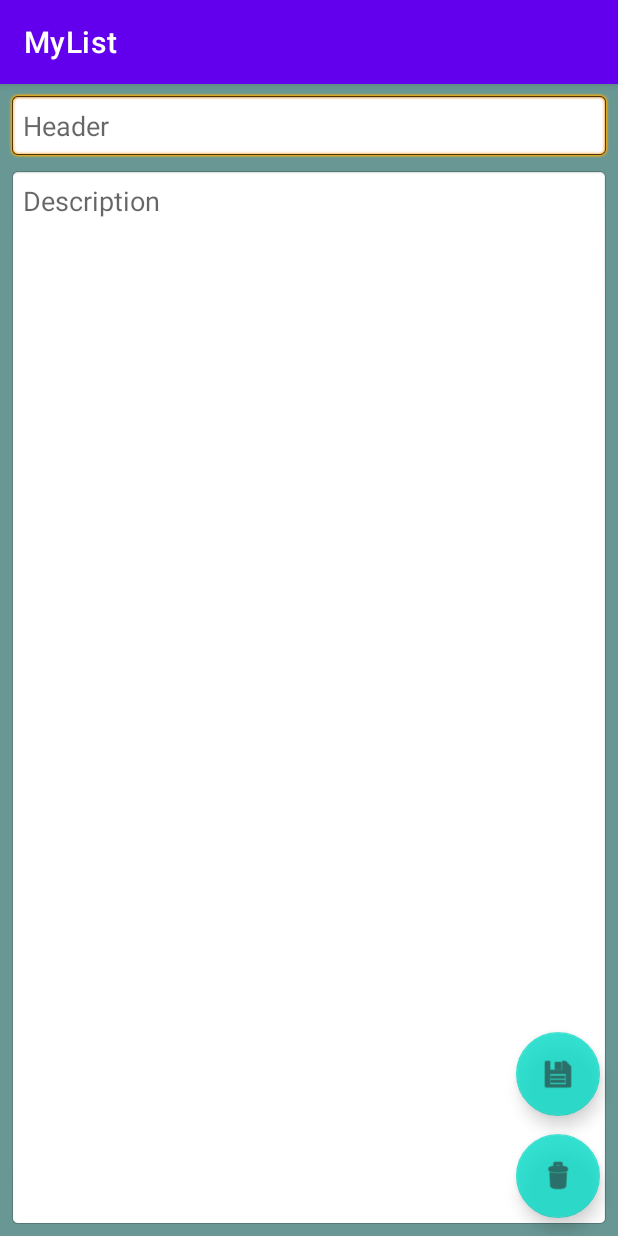
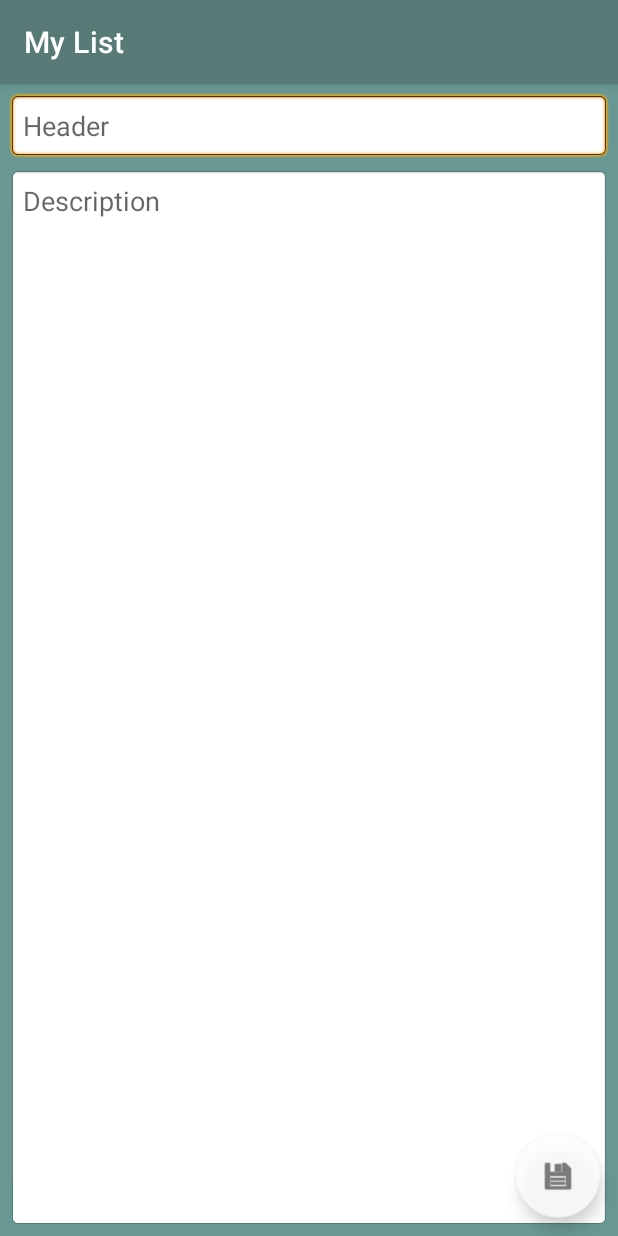
Before and after one commit to skotina-kot/MyList, an Android app: the EditActivity screen opened directly, with no data from a screen before it, on a phone screen of 412 x 824 dp. Run offline under Robolectric (Android 15) with nearby library versions, the phone set to English and light mode, and no system bars.

Commit message:
git commit

```diff
--- a/app/src/main/res/layout/activity_edit.xml
+++ b/app/src/main/res/layout/activity_edit.xml
@@ -46,25 +46,16 @@
         android:id="@+id/fb_save"
         android:layout_width="wrap_content"
         android:layout_height="wrap_content"
+        android:layout_marginEnd="12sp"
+        android:layout_marginBottom="12sp"
+        android:alpha="0.8"
         android:clickable="true"
-        android:layout_marginBottom="12sp"
-        app:layout_constraintBottom_toTopOf="@+id/fb_delete"
-        app:layout_constraintEnd_toEndOf="@+id/fb_delete"
-        app:srcCompat="@android:drawable/ic_menu_save"
-        android:alpha="0.8"
-        android:onClick="save"/>
-
-    <com.google.android.material.floatingactionbutton.FloatingActionButton
-        android:id="@+id/fb_delete"
-        android:layout_width="wrap_content"
-        android:layout_height="wrap_content"
-        android:clickable="true"
-        android:layout_marginBottom="12sp"
-        android:layout_marginEnd="12sp"
+        android:onClick="save"
+        app:backgroundTint="?android:attr/fastScrollTextColor"
         app:layout_constraintBottom_toBottomOf="parent"
         app:layout_constraintEnd_toEndOf="parent"
-        app:srcCompat="@android:drawable/ic_menu_delete"
-        android:alpha="0.8"
-        android:onClick="delete"/>
+        app:rippleColor="@color/white"
+        app:srcCompat="@android:drawable/ic_menu_save" />
+
 
 </androidx.constraintlayout.widget.ConstraintLayout>
--- a/app/src/main/res/values/colors.xml
+++ b/app/src/main/res/values/colors.xml
@@ -9,4 +9,7 @@
     <color name="white">#FFFFFFFF</color>
     <color name="back">#699894</color>
     <color name="dark_back">#003549</color>
+    <color name="hex">#00FFFFFF</color>
+    <color name="back2">#8DC7C2</color>
+    <color name="bar">#587A77</color>
 </resources>
--- a/app/src/main/res/values/strings.xml
+++ b/app/src/main/res/values/strings.xml
@@ -1,5 +1,6 @@
 <resources>
-    <string name="app_name">MyList</string>
+    <string name="app_name">My List</string>
     <string name="header">Header</string>
     <string name="description">Description</string>
+    <string name="my_list">MY LIST</string>
 </resources>
--- a/app/src/main/res/values/themes.xml
+++ b/app/src/main/res/values/themes.xml
@@ -2,8 +2,22 @@
     <!-- Base application theme. -->
     <style name="Theme.MyList" parent="Theme.MaterialComponents.DayNight.DarkActionBar">
         <!-- Primary brand color. -->
-        <item name="colorPrimary">@color/purple_500</item>
-        <item name="colorPrimaryVariant">@color/purple_700</item>
+        <item name="colorPrimary">@color/bar</item>
+        <item name="colorPrimaryVariant">@color/bar</item>
+        <item name="colorOnPrimary">@color/white</item>
+        <!-- Secondary brand color. -->
+        <item name="colorSecondary">@color/teal_200</item>
+        <item name="colorSecondaryVariant">@color/teal_700</item>
+        <item name="colorOnSecondary">@color/black</item>
+        <!-- Status bar color. -->
+        <item name="android:statusBarColor" tools:targetApi="l">?attr/colorPrimaryVariant</item>
+        <!-- Customize your theme here. -->
+    </style>
+    <style name="Theme.MyList.Splash" parent="Theme.MaterialComponents.DayNight.NoActionBar">
+        <!-- Primary brand color. -->
+        <item name="android:windowFullscreen">true</item>
+        <item name="colorPrimary">@color/bar</item>
+        <item name="colorPrimaryVariant">@color/bar</item>
         <item name="colorOnPrimary">@color/white</item>
         <!-- Secondary brand color. -->
         <item name="colorSecondary">@color/teal_200</item>
```
Also changed, not shown: app/src/main/AndroidManifest.xml (+13 -7 lines), app/src/main/java/com/example/mylist/EditActivity.kt (+0 -17 lines), app/src/main/java/com/example/mylist/MainActivity.kt (+21 -6 lines), app/src/main/java/com/example/mylist/db/MyAdapter.kt (+4 -15 lines), app/src/main/res/layout/activity_main.xml (+5 -4 lines), app/src/main/res/layout/markup.xml (+7 -18 lines), 1 other file.
